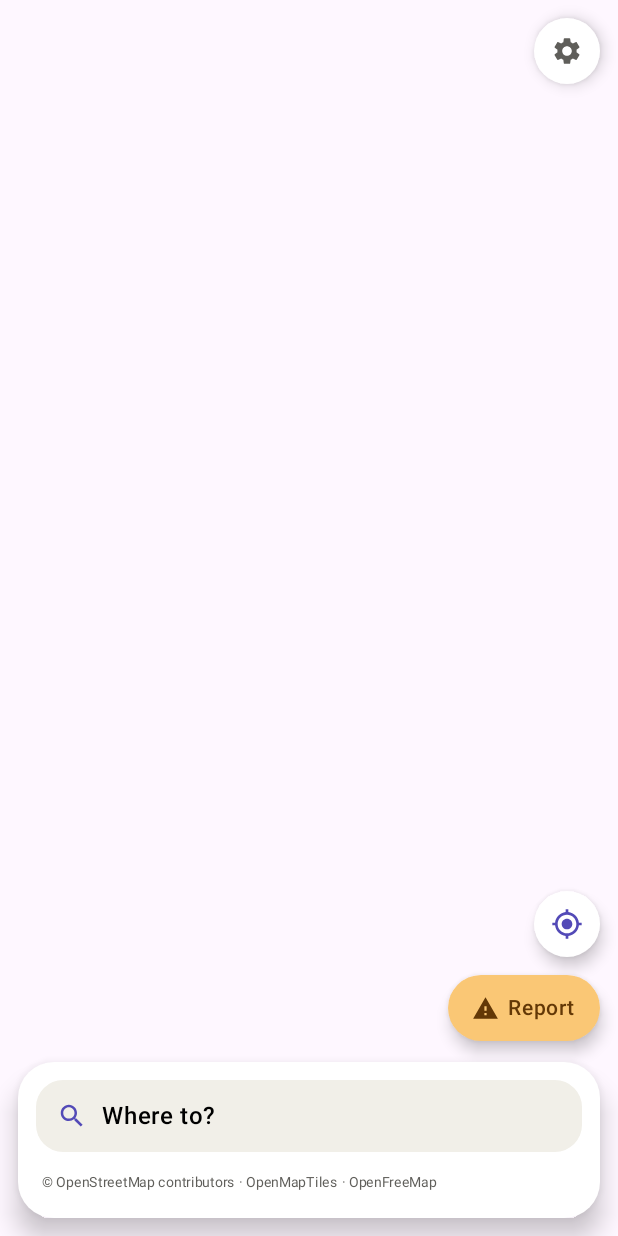
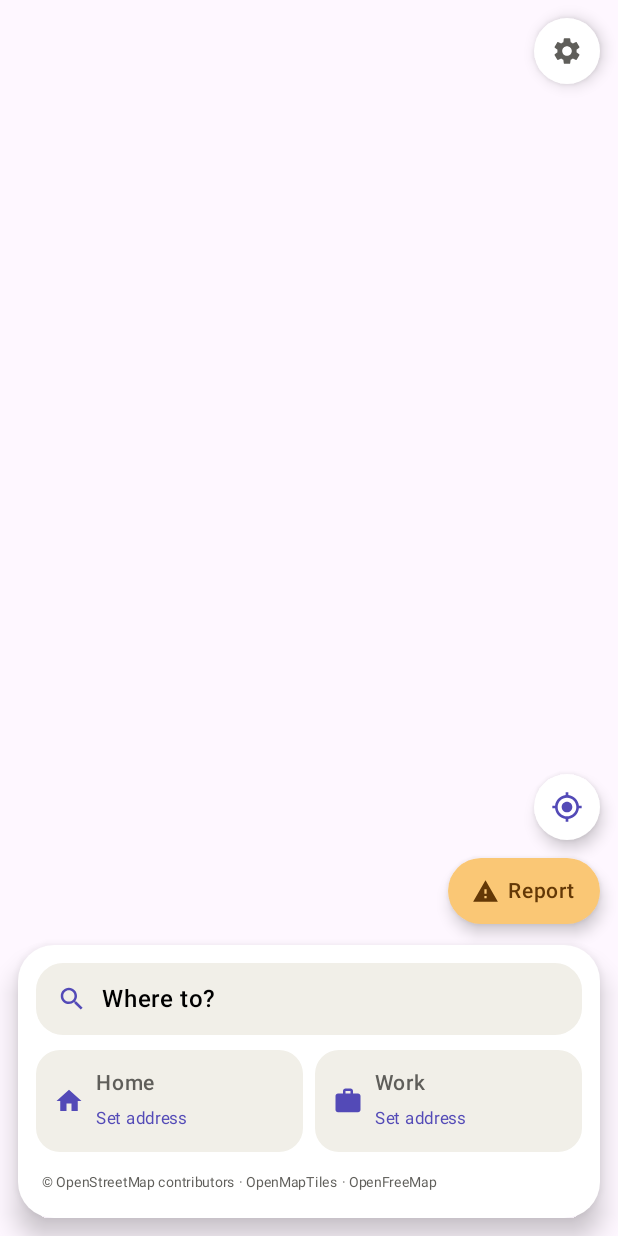
Before and after one commit to anas-mattar/roadpulse, an Android app built with Jetpack Compose: the composable ExploreOverlay called with empty values, on a phone screen of 412 x 824 dp. Run offline under Robolectric (Android 15) with nearby library versions, the phone set to English and light mode, and no system bars; libraries missing offline, so code that uses them is left out: org.maplibre.android, org.maplibre.geojson; 20 statements that could not run were skipped.

Commit message:
Home, Work and recent places

```diff
--- a/app/src/main/java/com/roadpulse/app/ui/Overlays.kt
+++ b/app/src/main/java/com/roadpulse/app/ui/Overlays.kt
@@ -2,13 +2,16 @@ package com.roadpulse.app.ui
 
 import androidx.compose.foundation.BorderStroke
 import androidx.compose.foundation.border
+import androidx.compose.foundation.ExperimentalFoundationApi
 import androidx.compose.foundation.clickable
+import androidx.compose.foundation.combinedClickable
 import androidx.compose.foundation.horizontalScroll
 import androidx.compose.foundation.rememberScrollState
 import androidx.compose.foundation.layout.Arrangement
 import androidx.compose.foundation.layout.Box
 import androidx.compose.foundation.layout.Column
 import androidx.compose.foundation.layout.Row
+import androidx.compose.foundation.layout.RowScope
 import androidx.compose.foundation.layout.Spacer
 import androidx.compose.foundation.layout.fillMaxSize
 import androidx.compose.foundation.layout.fillMaxWidth
@@ -28,6 +31,9 @@ import androidx.compose.material.icons.automirrored.filled.ArrowBack
 import androidx.compose.material.icons.automirrored.filled.VolumeOff
 import androidx.compose.material.icons.automirrored.filled.VolumeUp
 import androidx.compose.material.icons.filled.Close
+import androidx.compose.material.icons.filled.History
+import androidx.compose.material.icons.filled.Home
+import androidx.compose.material.icons.filled.Work
 import androidx.compose.material.icons.filled.LocationOn
 import androidx.compose.material.icons.filled.MyLocation
 import androidx.compose.material.icons.filled.Navigation
@@ -47,6 +53,7 @@ import androidx.compose.ui.Alignment
 import androidx.compose.ui.Modifier
 import androidx.compose.ui.graphics.Color
 import androidx.compose.ui.graphics.SolidColor
+import androidx.compose.ui.graphics.vector.ImageVector
 import androidx.compose.ui.platform.LocalContext
 import androidx.compose.ui.text.TextStyle
 import androidx.compose.ui.text.font.FontWeight
@@ -54,6 +61,8 @@ import androidx.compose.ui.text.style.TextOverflow
 import androidx.compose.ui.unit.dp
 import androidx.compose.ui.unit.sp
 import com.roadpulse.app.data.Place
+import com.roadpulse.app.data.SavedPlaces
+import com.roadpulse.app.data.Shortcut
 import com.roadpulse.app.data.Route
 import com.roadpulse.app.nav.Narrator
 import com.roadpulse.app.nav.RouteChoice
@@ -71,6 +80,11 @@ internal const val MAP_CREDITS = "© OpenStreetMap contributors · OpenMapTiles
 fun ExploreOverlay(
     query: String,
     results: List<Place>,
+    saved: SavedPlaces = SavedPlaces(),
+    settingShortcut: Shortcut? = null,
+    onShortcut: (Shortcut) -> Unit = {},
+    onChangeShortcut: (Shortcut) -> Unit = {},
+    onRecent: (Place) -> Unit = {},
     onQueryChange: (String) -> Unit,
     onClear: () -> Unit,
     onSelect: (Place) -> Unit,
@@ -115,7 +129,34 @@ fun ExploreOverlay(
                         }
                         HorizontalDivider(Modifier.padding(vertical = 8.dp), color = RP.Field)
                     }
-                    SearchField(query, onQueryChange, onClear)
+                    if (settingShortcut != null) {
+                        Text(
+                            "Set ${if (settingShortcut == Shortcut.HOME) "Home" else "Work"}: search for the address and pick it",
+                            fontSize = 13.sp,
+                            color = RP.Indigo,
+                            modifier = Modifier.padding(start = 4.dp, bottom = 8.dp),
+                        )
+                    }
+                    SearchField(
+                        query = query,
+                        onQueryChange = onQueryChange,
+                        onClear = onClear,
+                        placeholder = when (settingShortcut) {
+                            Shortcut.HOME -> "Your home address"
+                            Shortcut.WORK -> "Your work address"
+                            null -> "Where to?"
+                        },
+                        showClear = query.isNotEmpty() || settingShortcut != null,
+                    )
+                    if (query.isEmpty() && results.isEmpty() && settingShortcut == null) {
+                        Row(Modifier.padding(top = 10.dp), horizontalArrangement = Arrangement.spacedBy(8.dp)) {
+                            ShortcutChip("Home", Icons.Filled.Home, saved.home, { onShortcut(Shortcut.HOME) }, { onChangeShortcut(Shortcut.HOME) })
+                            ShortcutChip("Work", Icons.Filled.Work, saved.work, { onShortcut(Shortcut.WORK) }, { onChangeShortcut(Shortcut.WORK) })
+                        }
+                        saved.recent.take(3).forEach { place ->
+                            ResultRow(place, icon = Icons.Filled.History) { onRecent(place) }
+                        }
+                    }
                     Text(MAP_CREDITS, fontSize = 9.sp, color = RP.TextSecondary, modifier = Modifier.padding(top = 8.dp, start = 4.dp))
                 }
             }
@@ -124,7 +165,13 @@ fun ExploreOverlay(
 }
 
 @Composable
-private fun SearchField(query: String, onQueryChange: (String) -> Unit, onClear: () -> Unit) {
+private fun SearchField(
+    query: String,
+    onQueryChange: (String) -> Unit,
+    onClear: () -> Unit,
+    placeholder: String = "Where to?",
+    showClear: Boolean = query.isNotEmpty(),
+) {
     Row(
         Modifier.fillMaxWidth().fieldBackground().padding(horizontal = 14.dp, vertical = 12.dp),
         verticalAlignment = Alignment.CenterVertically,
@@ -133,7 +180,7 @@ private fun SearchField(query: String, onQueryChange: (String) -> Unit, onClear:
         Spacer(Modifier.width(10.dp))
         Box(Modifier.weight(1f)) {
             if (query.isEmpty()) {
-                Text("Where to?", fontSize = 16.sp, fontWeight = FontWeight.SemiBold, color = Color.Black)
+                Text(placeholder, fontSize = 16.sp, fontWeight = FontWeight.SemiBold, color = Color.Black)
             }
             BasicTextField(
                 value = query,
@@ -144,7 +191,7 @@ private fun SearchField(query: String, onQueryChange: (String) -> Unit, onClear:
                 modifier = Modifier.fillMaxWidth(),
             )
         }
-        if (query.isNotEmpty()) {
+        if (showClear) {
             Icon(
                 Icons.Filled.Close,
                 contentDescription = "Clear",
@@ -156,7 +203,7 @@ private fun SearchField(query: String, onQueryChange: (String) -> Unit, onClear:
 }
 
 @Composable
-private fun ResultRow(place: Place, onClick: () -> Unit) {
+private fun ResultRow(place: Place, icon: ImageVector = Icons.Filled.LocationOn, onClick: () -> Unit) {
     Row(
         Modifier.fillMaxWidth().clickable(onClick = onClick).padding(vertical = 8.dp, horizontal = 4.dp),
         verticalAlignment = Alignment.CenterVertically,
@@ -164,7 +211,7 @@ private fun ResultRow(place: Place, onClick: () -> Unit) {
         Box(
             Modifier.size(36.dp).fieldBackground(),
             contentAlignment = Alignment.Center,
-        ) { Icon(Icons.Filled.LocationOn, contentDescription = null, tint = RP.Indigo, modifier = Modifier.size(18.dp)) }
+        ) { Icon(icon, contentDescription = null, tint = RP.Indigo, modifier = Modifier.size(18.dp)) }
         Spacer(Modifier.width(12.dp))
         Column(Modifier.weight(1f)) {
             Text(place.name, fontSize = 15.sp, fontWeight = FontWeight.Medium, maxLines = 1, overflow = TextOverflow.Ellipsis)
@@ -394,3 +441,36 @@ private fun RouteCard(
         }
     }
 }
+
+/** Home/Work shortcut: tap to go (or set if empty), long-press to change. */
+@OptIn(ExperimentalFoundationApi::class)
+@Composable
+private fun RowScope.ShortcutChip(
+    label: String,
+    icon: ImageVector,
+    place: Place?,
+    onClick: () -> Unit,
+    onLongClick: () -> Unit,
+) {
+    Surface(shape = RoundedCornerShape(16.dp), color = RP.Field, modifier = Modifier.weight(1f)) {
+        Row(
+            Modifier
+                .combinedClickable(onClick = onClick, onLongClick = onLongClick)
+                .padding(horizontal = 12.dp, vertical = 10.dp),
+            verticalAlignment = Alignment.CenterVertically,
+        ) {
+            Icon(icon, contentDescription = null, tint = RP.Indigo, modifier = Modifier.size(20.dp))
+            Spacer(Modifier.width(8.dp))
+            Column {
+                Text(label, fontSize = 14.sp, fontWeight = FontWeight.Medium)
+                Text(
+                    place?.name ?: "Set address",
+                    fontSize = 11.sp,
+                    color = if (place == null) RP.Indigo else RP.TextSecondary,
+                    maxLines = 1,
+                    overflow = TextOverflow.Ellipsis,
+                )
+            }
+        }
+    }
+}
```
Also changed, not shown: app/src/main/java/com/roadpulse/app/data/PlacesStore.kt (added, +65 -0 lines), app/src/main/java/com/roadpulse/app/ui/MapScreen.kt (+27 -2 lines), app/src/main/java/com/roadpulse/app/ui/MapViewModel.kt (+42 -3 lines), 3 other files.
